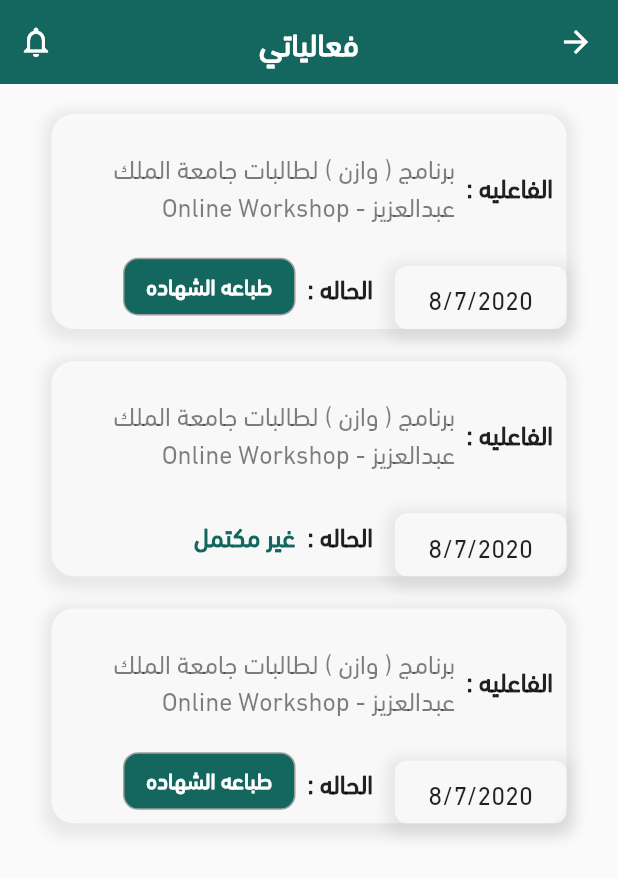
After one commit to AhmedMostafa7474/Mutqen, a Flutter app: the myevents2_page screen opened directly, on a phone screen of 412 x 824 dp. The commit adds this screen. Shown: the top 878 px of the screen. Run offline on Flutter 3.47's test engine with Material 2 defaults, Android fonts, the light colour scheme and no system bars; our stand-ins replace animated_splash_screen, bloc, carousel_slider, country_picker, easy_localization, flutter_advanced_drawer and 21 more; missing offline and left inert: dart:ffi, onboarding_animation; accounts and stored records are empty; statements that could not run were skipped.

Commit message:
UI_Editss

```diff
--- a/lib/data/repo/profile_repo.dart
+++ b/lib/data/repo/profile_repo.dart
@@ -15,9 +15,6 @@
         var jsonresponse = json.decode(utf8.decode(response.bodyBytes));
          var profilee = jsonresponse["data"]  ;
         Profile profile = Profile.fromJson(profilee);
-
-        print("**************");
-        print(profile.user.phone);
         return profile ;
       }
       else if (response.statusCode == 403) {
--- a/lib/presentation/advisors/advisors_screen.dart
+++ b/lib/presentation/advisors/advisors_screen.dart
@@ -127,7 +127,7 @@
                 itemCount: shownlist.length,
                gridDelegate: SliverGridDelegateWithFixedCrossAxisCount(
                  crossAxisCount: 2,
-                 childAspectRatio: .65,
+                 childAspectRatio: .66,
                ),
                 itemBuilder: (BuildContext context, int index) {
                       return InkWell(
@@ -146,7 +146,7 @@
                                 children: [
                                 Container(
                                       padding: const EdgeInsets.all(9.0),
-                                      height: 240.h,
+                                      height: 245.h,
                                       width: 170.w,
                                       decoration: BoxDecoration(
                                         color: Colors.white,
--- /dev/null
+++ b/lib/presentation/myevents/myevents_screen2.dart
@@ -0,0 +1,119 @@
+import 'package:flutter/cupertino.dart';
+import 'package:flutter/material.dart';
+import 'package:flutter_screenutil/flutter_screenutil.dart';
+import 'package:mutqen/resources/common_widgets/button_widget.dart';
+
+import '../../resources/color_manager.dart';
+import '../../resources/common_widgets/app_bar.dart';
+
+class myevents2_page extends StatefulWidget {
+  const myevents2_page({Key? key}) : super(key: key);
+
+  @override
+  State<myevents2_page> createState() => _myevents2_pageState();
+}
+
+class _myevents2_pageState extends State<myevents2_page> {
+  @override
+  Widget build(BuildContext context) {
+    return Scaffold(
+        appBar: getAppBarWidgetWithNotificationIcon("فعالياتي", context),
+        body: Container(
+          padding: const EdgeInsets.only(top: 20),
+          child: ListView.separated(
+            padding: const EdgeInsets.only(bottom: 20),
+            itemCount: 3,
+            itemBuilder: (BuildContext context, int index) {
+              return UnconstrainedBox(
+                  child: InkWell(
+                onTap: () {},
+                child: Stack(
+                  children: [
+                    Container(
+                        padding: const EdgeInsets.all(9.0),
+                        height: 120.h,
+                        width: 300.w,
+                        decoration: BoxDecoration(
+                            boxShadow: [
+                              BoxShadow(
+                                color: Colors.grey.withOpacity(0.2),
+                                spreadRadius: 5,
+                                blurRadius: 7,
+                                offset: const Offset(
+                                    0, 3), // changes position of shadow
+                              ),
+                            ],
+                            color: Colors.white70,
+                            borderRadius: BorderRadius.circular(15)),
+                        child: Column(
+                          children: [
+                            Expanded(
+                              flex: 2,
+                              child: Row(
+                                children: [
+                                  Expanded(
+                                    flex: 1,
+                                      child: Text("الفاعليه :",style: TextStyle(fontSize: 15.sp,
+                                          fontWeight: FontWeight.w700),)),
+                                  Expanded(
+                                    flex: 4,
+                                      child: Text("برنامج ( وازن ) لطالبات جامعة الملك عبدالعزيز - Online Workshop"
+                                      ,style: TextStyle(fontSize: 15.sp,color: Colors.black.withOpacity(0.5))))
+                                ],
+                              ),
+                            ),
+                            SizedBox(height: 10,),
+                            Expanded(
+                              flex: 1,
+                              child: Row(
+                                children: [
+                                  SizedBox(width: 120,),
+                                  Text("الحاله :",style: TextStyle(fontSize: 15.sp,fontWeight: FontWeight.w700),),
+                                  SizedBox(width: 8,),
+                                  index.isEven ? defaultButton(width: 115,
+                                      function: (){},
+                                      text: "طباعه الشهاده", txtColor: Colors.white, height: 100, fontSize: 15,
+                                  radius: 10):
+                                  Text("غير مكتمل",style: TextStyle(fontSize: 15.sp,fontWeight: FontWeight.w700,color: ColorManager.primary),),
+
+                                ],
+                              ),
+                            )
+                          ],
+                        )),
+                    Positioned.fill(
+                      child: Align(
+                        alignment: Alignment.bottomRight,
+                        child: Container(
+                          height: 35.h,
+                          width: 100.w,
+                          decoration: BoxDecoration(boxShadow: [
+                            BoxShadow(
+                              color: Colors.grey.withOpacity(0.2),
+                              spreadRadius: 5,
+                              blurRadius: 7,
+                              offset: const Offset(0, 3), // changes position of shadow
+                            ),
+                          ],
+                              color: Colors.white70,
+                              borderRadius: BorderRadius.circular(8)),
+                          child: Center(child: Text("8/7/2020",style: TextStyle(
+                            fontSize: 15.sp,
+                          ),
+                              textAlign: TextAlign.center),),
+                        ),
+                      ),
+                    ),
+                  ],
+                ),
+              ));
+            },
+            separatorBuilder: (BuildContext context, int index) {
+              return SizedBox(
+                height: 18.h,
+              );
+            },
+          ),
+        ));
+  }
+}
--- a/lib/presentation/navbar/navbar_screen.dart
+++ b/lib/presentation/navbar/navbar_screen.dart
@@ -36,7 +36,8 @@
   @override
   Widget build(BuildContext context) {
     return MultiBlocProvider(
-      providers: [          BlocProvider(create: (context) => blocGenerator().profileCubit),
+      providers: [
+        BlocProvider(create: (context) => blocGenerator().profileCubit),
       ],
   child: PersistentTabView(
         context,
@@ -70,7 +71,7 @@
           if (index == 2)
             {
               EasyLoading.show(status: "جاري تحميل الصفحه الشخصيه");
-              Timer(Duration(seconds: 3), () {
+              Timer(Duration(seconds: 1), () {
                 EasyLoading.dismiss();
               });
             }
--- a/lib/presentation/profile/profile_screen.dart
+++ b/lib/presentation/profile/profile_screen.dart
@@ -66,7 +66,6 @@
             if(state is ProfileLoaded){
               EasyLoading.dismiss();
                usernamecontroller.text = state.profile!.name;
-               print(state.profile!.name);
                emailcontroller.text = state.profile!.user.email;
                countrycontroller.text = state.profile!.country.nameAr;
                phonecontroller.text =state.profile!.user.phone;
```
Also changed, not shown: lib/presentation/home/home_screen.dart (+14 -9 lines), lib/presentation/homee/homee_screen.dart (+15 -3 lines), lib/presentation/myevents/myevents_screen.dart (added, +112 -0 lines).
